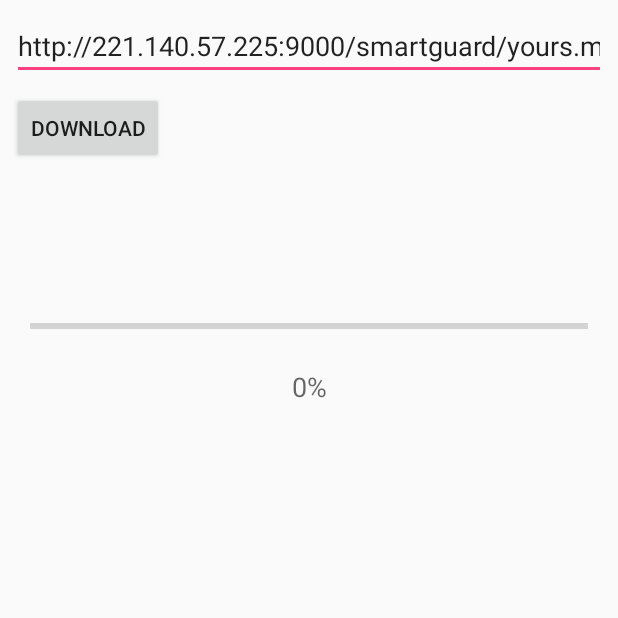
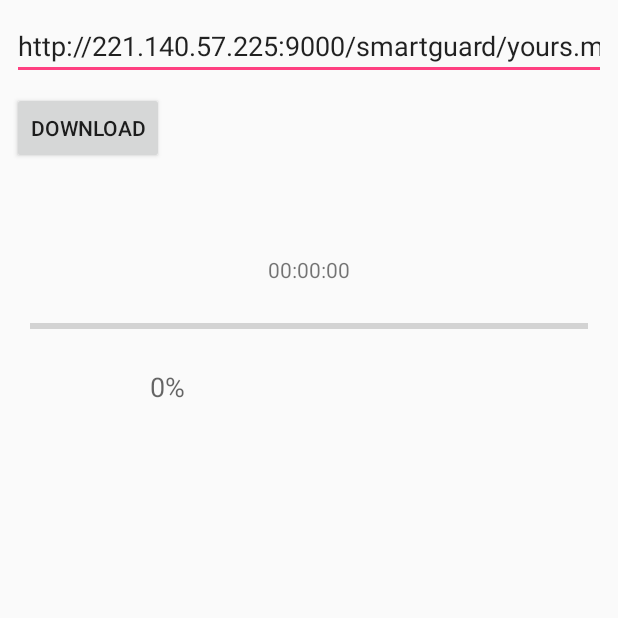
Before and after one commit to simair2000/AndroidUtils, an Android app: the DownloadActivity screen opened directly, with no data from a screen before it, on a phone screen of 412 x 824 dp, the top half of it. Run offline under Robolectric (Android 15) with nearby library versions, the phone set to English and light mode, and no system bars.

Commit message:
Download tuning

```diff
--- a/00.AndroidUtils/app/src/main/java/com/simair/android/androidutils/ErrorCode.java
+++ b/00.AndroidUtils/app/src/main/java/com/simair/android/androidutils/ErrorCode.java
@@ -12,6 +12,7 @@ public enum ErrorCode {
     ERROR_JSON(10003, "json exception"),
     ERROR_NETWORK_UNAVAILABLE(10004, "network unavailable"),
     ERROR_FACADE(10005, "네트워크 체인이 없습니다."),
+    FILE_EXIST(10006, "파일이 이미 존재합니다."),
 
     ERROR_ETC(20000, "unknown exception"),
     HTTP_REQUEST_TIMEOUT(408, "network timeout"),
--- a/00.AndroidUtils/app/src/main/res/layout/activity_download.xml
+++ b/00.AndroidUtils/app/src/main/res/layout/activity_download.xml
@@ -55,15 +55,24 @@
         android:id="@+id/textProgress"
         android:layout_width="wrap_content"
         android:layout_height="wrap_content"
-        android:layout_marginEnd="8dp"
-        android:layout_marginLeft="8dp"
-        android:layout_marginRight="8dp"
-        android:layout_marginStart="8dp"
         android:layout_marginTop="20dp"
         android:text="0%"
+        android:textAlignment="viewStart"
         android:textAppearance="@style/TextAppearance.AppCompat.Display1"
         android:textSize="18sp"
-        app:layout_constraintLeft_toLeftOf="parent"
+        app:layout_constraintTop_toBottomOf="@+id/progressBar"
+        android:layout_marginLeft="100dp"
+        app:layout_constraintLeft_toLeftOf="parent"/>
+
+    <TextView
+        android:id="@+id/textTime"
+        android:layout_width="wrap_content"
+        android:layout_height="wrap_content"
+        android:layout_marginBottom="20dp"
+        android:text="00:00:00"
+        app:layout_constraintBottom_toTopOf="@+id/progressBar"
+        android:layout_marginRight="8dp"
         app:layout_constraintRight_toRightOf="parent"
-        app:layout_constraintTop_toBottomOf="@+id/progressBar"/>
+        android:layout_marginLeft="8dp"
+        app:layout_constraintLeft_toLeftOf="parent"/>
 </android.support.constraint.ConstraintLayout>
```
Also changed, not shown: 00.AndroidUtils/app/src/main/java/com/simair/android/androidutils/Utils.java (+20 -0 lines), 00.AndroidUtils/app/src/main/java/com/simair/android/androidutils/example/DownloadActivity.java (+73 -14 lines), 00.AndroidUtils/app/src/main/java/com/simair/android/androidutils/network/http/Network.java (+15 -6 lines).
